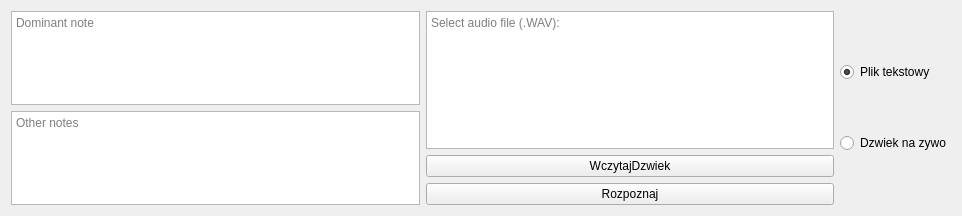
Before: the Qt Designer form interface.ui in KubaSienski/DPS, drawn with Qt 5.
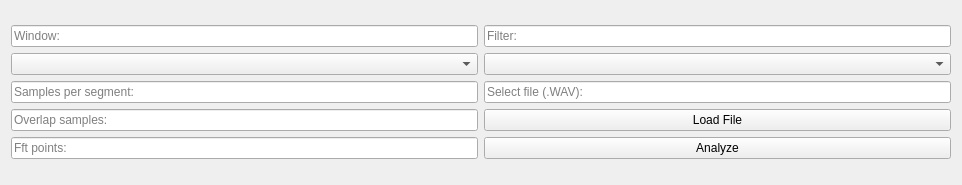
After: the same form once the commit is applied.

Commit message: Project 3 works, need tests and consultation with the lecturer

```diff
--- a/interface.ui
+++ b/interface.ui
@@ -7,7 +7,7 @@
     <x>0</x>
     <y>0</y>
     <width>962</width>
-    <height>216</height>
+    <height>185</height>
    </rect>
   </property>
   <property name="maximumSize">
@@ -22,22 +22,40 @@
      <item>
       <layout class="QVBoxLayout" name="verticalLayout_2">
        <item>
-        <widget class="QTextEdit" name="txt_note">
+        <widget class="QLineEdit" name="lineEdit_4">
          <property name="readOnly">
           <bool>true</bool>
          </property>
          <property name="placeholderText">
-          <string>Dominant note</string>
+          <string>Window:</string>
          </property>
         </widget>
        </item>
        <item>
-        <widget class="QTextEdit" name="txt_harmonic">
-         <property name="readOnly">
-          <bool>true</bool>
+        <widget class="QComboBox" name="box_window">
+         <property name="editable">
+          <bool>false</bool>
          </property>
+        </widget>
+       </item>
+       <item>
+        <widget class="QLineEdit" name="text_Nperseg">
          <property name="placeholderText">
-          <string>Other notes</string>
+          <string>Samples per segment:</string>
+         </property>
+        </widget>
+       </item>
+       <item>
+        <widget class="QLineEdit" name="text_Noverlap">
+         <property name="placeholderText">
+          <string>Overlap samples:</string>
+         </property>
+        </widget>
+       </item>
+       <item>
+        <widget class="QLineEdit" name="text_Nfft">
+         <property name="placeholderText">
+          <string>Fft points:</string>
          </property>
         </widget>
        </item>
@@ -46,19 +64,32 @@
      <item>
       <layout class="QVBoxLayout" name="verticalLayout_5">
        <item>
-        <widget class="QTextEdit" name="le_filePath">
+        <widget class="QLineEdit" name="lineEdit_5">
          <property name="readOnly">
           <bool>true</bool>
          </property>
          <property name="placeholderText">
-          <string>Select audio file (.WAV):</string>
+          <string>Filter:</string>
+         </property>
+        </widget>
+       </item>
+       <item>
+        <widget class="QComboBox" name="box_filter"/>
+       </item>
+       <item>
+        <widget class="QLineEdit" name="le_filePath">
+         <property name="readOnly">
+          <bool>true</bool>
+         </property>
+         <property name="placeholderText">
+          <string>Select file (.WAV):</string>
          </property>
         </widget>
        </item>
        <item>
         <widget class="QPushButton" name="btn_load">
          <property name="text">
-          <string>WczytajDzwiek</string>
+          <string>Load File</string>
          </property>
          <property name="checkable">
           <bool>false</bool>
@@ -77,34 +108,7 @@
        <item>
         <widget class="QPushButton" name="btn_recognize">
          <property name="text">
-          <string>Rozpoznaj</string>
-         </property>
-        </widget>
-       </item>
-      </layout>
-     </item>
-     <item>
-      <layout class="QVBoxLayout" name="verticalLayout"/>
-     </item>
-     <item>
-      <layout class="QVBoxLayout" name="verticalLayout_3">
-       <property name="spacing">
-        <number>0</number>
-       </property>
-       <item>
-        <widget class="QRadioButton" name="radioButton">
-         <property name="text">
-          <string>Plik tekstowy</string>
-         </property>
-         <property name="checked">
-          <bool>true</bool>
-         </property>
-        </widget>
-       </item>
-       <item>
-        <widget class="QRadioButton" name="radioButton_2">
-         <property name="text">
-          <string>Dzwiek na zywo</string>
+          <string>Analyze</string>
          </property>
         </widget>
        </item>
```
Left out of the diff: 2 changed lines with no effect on the pictures. The commit also changes 2 other files.
